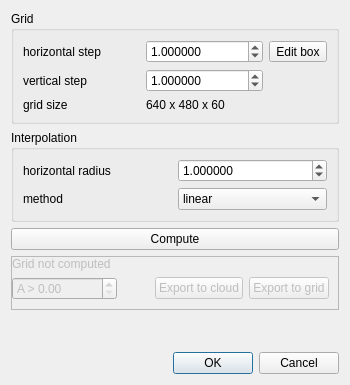
Qt form ComputeOrthoWFDialog.ui (dgirardeau/qFWF) before a commit.
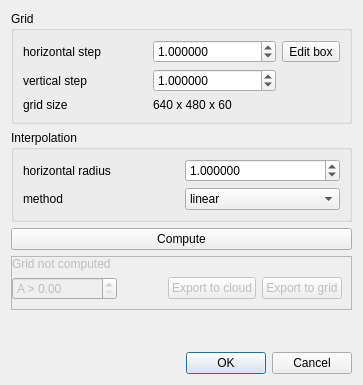
The same form after that commit. Icons and pictures are not drawn.

Patch:
```diff
--- a/ComputeOrthoWFDialog.ui
+++ b/ComputeOrthoWFDialog.ui
@@ -6,7 +6,7 @@
    <rect>
     <x>0</x>
     <y>0</y>
-    <width>350</width>
+    <width>363</width>
     <height>385</height>
    </rect>
   </property>
```
Left out of the diff: 8 changed lines with no effect on the pictures.
